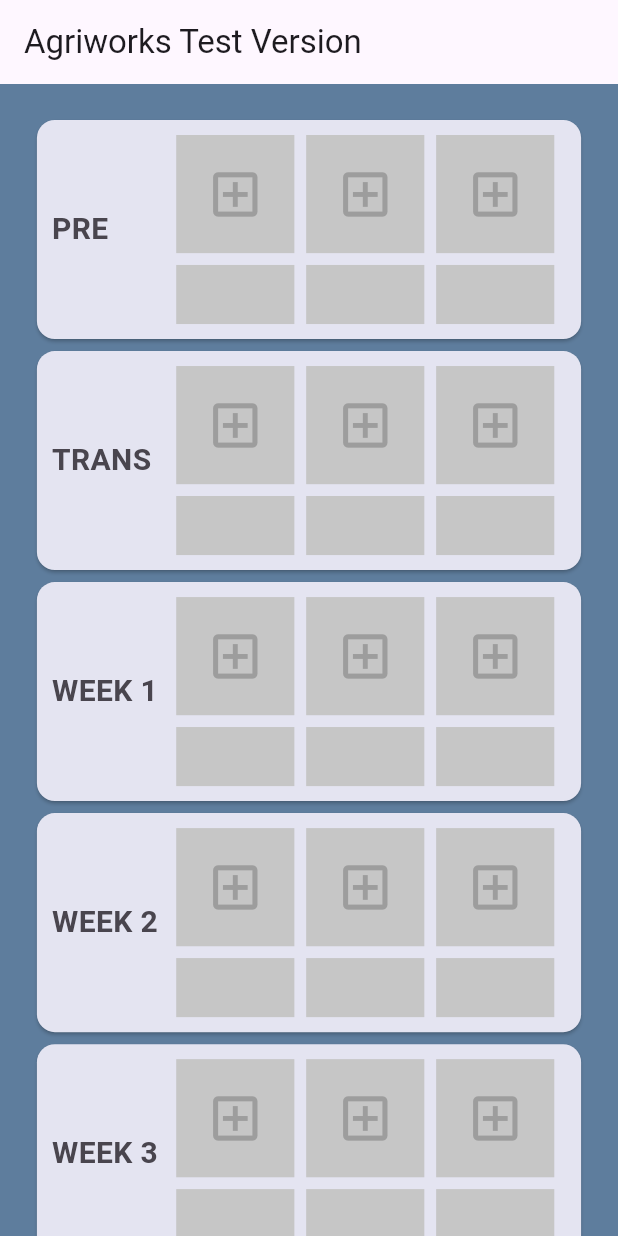
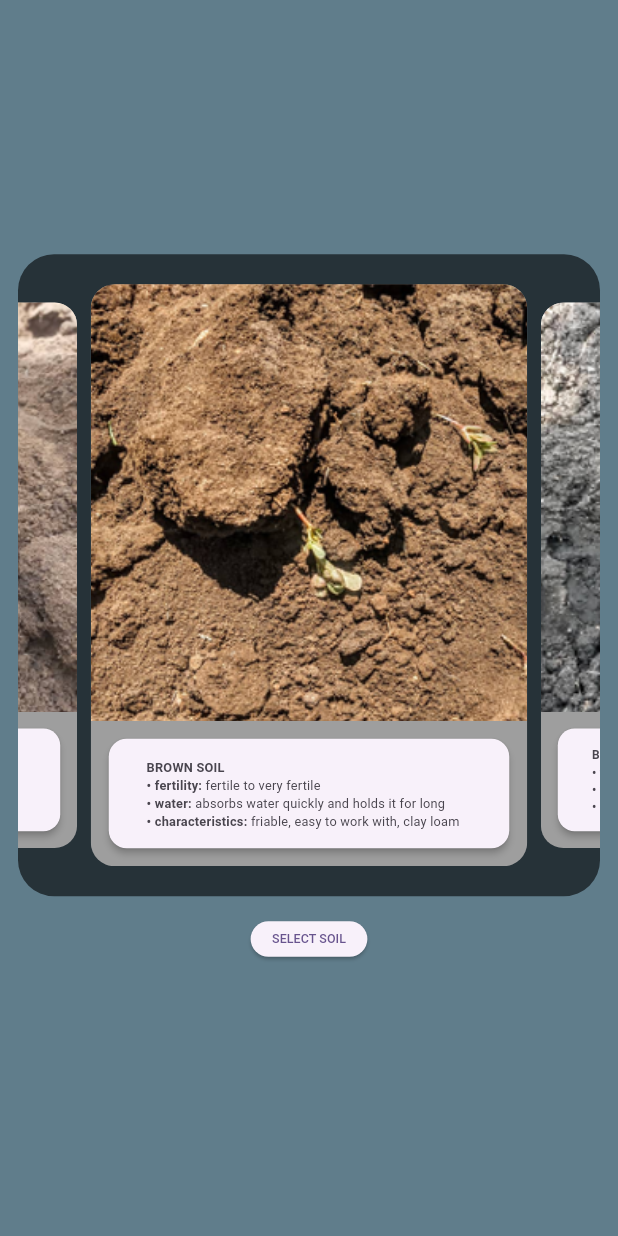
Before and after one commit to Luc1eSky/agriworx, a Flutter app: the screen it shows after launch, on a phone screen of 412 x 824 dp. Run offline on Flutter 3.47's test engine with Material 3 defaults, Android fonts, the phone set to English and light mode, and no system bars; drawn by our look-alikes of auto_size_text, carousel_slider; our stand-ins replace flutter_riverpod, freezed_annotation; generated files the repository leaves out were written again.

Commit message:
added soil selection screen and soil repository to keep track of selected soil

```diff
--- /dev/null
+++ b/lib/features/soil/data/possible_soils.dart
@@ -0,0 +1,114 @@
+import 'package:agriworx/features/soil/domain/soil.dart';
+import 'package:auto_size_text/auto_size_text.dart';
+import 'package:flutter/material.dart';
+
+/// list that holds all possible soils participants can choose from
+const List<Soil> possibleSoils = [
+  Soil(
+    name: 'grey soil',
+    colorDescription: 'grey to orange',
+    imageString: 'assets/pictures/grey_soil.png',
+    fertility: 'low to moderate',
+    waterAbsorbance: 'absorbs water quickly and dries quickly',
+    characteristics: 'sandy but holds water',
+  ),
+  Soil(
+    name: 'brown soil',
+    colorDescription: 'reddish to deep brown',
+    imageString: 'assets/pictures/brown_soil.png',
+    fertility: 'fertile to very fertile',
+    waterAbsorbance: 'absorbs water quickly and holds it for long',
+    characteristics: 'friable, easy to work with, clay loam',
+  ),
+  Soil(
+    name: 'black soil',
+    colorDescription: 'black',
+    imageString: 'assets/pictures/black_soil.png',
+    fertility: 'very fertile',
+    waterAbsorbance: 'absorbs water slowly but holds it for long',
+    characteristics: 'very sticky when wet, cracking clays',
+  ),
+];
+
+/// creates a list of widgets to display
+List<Widget> possibleSoilWidgets = possibleSoils.map((soil) {
+  return ClipRRect(
+    borderRadius: BorderRadius.circular(16),
+    child: Container(
+      color: Colors.grey,
+      child: Column(
+        children: [
+          AspectRatio(
+            aspectRatio: 1,
+            child: Image.asset(
+              soil.imageString,
+              fit: BoxFit.cover,
+            ),
+          ),
+          Expanded(
+            child: Padding(
+              padding: const EdgeInsets.all(8.0),
+              child: Card(
+                elevation: 2,
+                child: ListTile(
+                  // title: AutoSizeText(
+                  //   soil.name.toUpperCase(),
+                  //   maxLines: 1,
+                  //   minFontSize: 2,
+                  //   maxFontSize: 50,
+                  //   style: const TextStyle(
+                  //     fontWeight: FontWeight.bold,
+                  //   ),
+                  // ),
+                  subtitle: FittedBox(
+                    child: Padding(
+                      padding: const EdgeInsets.only(
+                        top: 8,
+                        bottom: 32,
+                      ),
+                      child: Column(
+                        crossAxisAlignment: CrossAxisAlignment.start,
+                        children: [
+                          AutoSizeText(
+                            soil.name.toUpperCase(),
+                            maxLines: 1,
+                            minFontSize: 2,
+                            maxFontSize: 50,
+                            style: const TextStyle(
+                              fontWeight: FontWeight.bold,
+                            ),
+                          ),
+                          AutoSizeText.rich(
+                            TextSpan(children: [
+                              const TextSpan(
+                                text: '\u2022 fertility: ',
+                                style: TextStyle(fontWeight: FontWeight.bold),
+                              ),
+                              TextSpan(text: '${soil.fertility}\n'),
+                              const TextSpan(
+                                text: '\u2022 water: ',
+                                style: TextStyle(fontWeight: FontWeight.bold),
+                              ),
+                              TextSpan(text: '${soil.waterAbsorbance}\n'),
+                              const TextSpan(
+                                text: '\u2022 characteristics: ',
+                                style: TextStyle(fontWeight: FontWeight.bold),
+                              ),
+                              TextSpan(text: soil.characteristics),
+                            ]),
+                            minFontSize: 2,
+                            maxFontSize: 50,
+                          ),
+                        ],
+                      ),
+                    ),
+                  ),
+                ),
+              ),
+            ),
+          ),
+        ],
+      ),
+    ),
+  );
+}).toList();
--- /dev/null
+++ b/lib/features/soil/data/soil_repository.dart
@@ -0,0 +1,34 @@
+import 'package:agriworx/features/fertilizer/domain/fertilizer_selection.dart';
+import 'package:flutter_riverpod/flutter_riverpod.dart';
+
+import '../domain/soil.dart';
+
+List<List<FertilizerSelection>> listOfEmptyLists = List<List<FertilizerSelection>>.filled(10, []);
+
+class SoilRepository extends Notifier<Soil?> {
+  //late final SharedPreferences _prefs;
+  //static const _startingLevelDataString = 'startingLevelData'; // key for storing data
+
+  @override
+  Soil? build() {
+    // Important: shared prefs need to be initialized
+    // before any function is called (done in main before app starts)
+    //_prefs = ref.watch(sharedPreferencesProvider);
+    // this will be overridden once loadDataFromMemory() is called
+    return null;
+  }
+
+  /// resets soil selection to null
+  void resetSoil() {
+    state = null;
+  }
+
+  /// select a specific soil
+  void selectSoil(soil) {
+    state = soil;
+  }
+}
+
+final soilRepositoryProvider = NotifierProvider<SoilRepository, Soil?>(() {
+  return SoilRepository();
+});
--- /dev/null
+++ b/lib/features/soil/domain/soil.dart
@@ -0,0 +1,20 @@
+import 'package:freezed_annotation/freezed_annotation.dart';
+
+part 'soil.freezed.dart';
+part 'soil.g.dart';
+
+/// class that holds all the info about the soil
+@freezed
+class Soil with _$Soil {
+  const factory Soil({
+    required String name,
+    //required Color color,
+    required String colorDescription,
+    required String imageString,
+    required String fertility,
+    required String waterAbsorbance,
+    required String characteristics,
+  }) = _Soil;
+
+  factory Soil.fromJson(Map<String, Object?> json) => _$SoilFromJson(json);
+}
--- /dev/null
+++ b/lib/features/soil/presentation/soil_selection_screen.dart
@@ -0,0 +1,51 @@
+import 'package:agriworx/features/soil/presentation/soil_selection_widget.dart';
+import 'package:flutter/material.dart';
+
+const double minWidthSoilSelectionWidget = 400;
+const double maxWidthSoilSelectionWidget = 700;
+const double aspectRatioSoilSelectionWidget = 4 / 5;
+
+/// screen that allows the participant to pick from a variety of soil types
+class SoilSelectionScreen extends StatelessWidget {
+  const SoilSelectionScreen({super.key});
+
+  @override
+  Widget build(BuildContext context) {
+    return Scaffold(
+      body: SafeArea(
+        child: Container(
+          color: Colors.blueGrey,
+          child: Center(
+            child: Padding(
+              padding: const EdgeInsets.symmetric(
+                horizontal: 12,
+                vertical: 24,
+              ),
+              child: ConstrainedBox(
+                constraints: const BoxConstraints(
+                  minWidth: minWidthSoilSelectionWidget,
+                  maxWidth: maxWidthSoilSelectionWidget,
+                ),
+                child: LayoutBuilder(builder: (context, constraints) {
+                  return constraints.maxHeight <=
+                          minWidthSoilSelectionWidget / aspectRatioSoilSelectionWidget
+                      ? const SingleChildScrollView(
+                          child: SizedBox(
+                            width: minWidthSoilSelectionWidget,
+                            child: SoilSelectionWidget(
+                              aspectRatio: aspectRatioSoilSelectionWidget,
+                            ),
+                          ),
+                        )
+                      : const SoilSelectionWidget(
+                          aspectRatio: aspectRatioSoilSelectionWidget,
+                        );
+                }),
+              ),
+            ),
+          ),
+        ),
+      ),
+    );
+  }
+}
--- /dev/null
+++ b/lib/features/soil/presentation/soil_selection_widget.dart
@@ -0,0 +1,90 @@
+import 'package:agriworx/features/soil/data/soil_repository.dart';
+import 'package:agriworx/game_screen.dart';
+import 'package:auto_size_text/auto_size_text.dart';
+import 'package:carousel_slider/carousel_slider.dart';
+import 'package:flutter/material.dart';
+import 'package:flutter_riverpod/flutter_riverpod.dart';
+
+import '../data/possible_soils.dart';
+
+/// selection widget with carousel and selection button
+class SoilSelectionWidget extends StatefulWidget {
+  const SoilSelectionWidget({
+    super.key,
+    required this.aspectRatio,
+  });
+
+  final double aspectRatio;
+
+  @override
+  State<SoilSelectionWidget> createState() => _SoilSelectionWidgetState();
+}
+
+class _SoilSelectionWidgetState extends State<SoilSelectionWidget> {
+  int _selectedIndex = 1;
+
+  @override
+  Widget build(BuildContext context) {
+    return AspectRatio(
+      aspectRatio: widget.aspectRatio,
+      child: Column(
+        mainAxisSize: MainAxisSize.min,
+        children: [
+          Container(
+            decoration: BoxDecoration(
+              color: Colors.blueGrey[900],
+              borderRadius: BorderRadius.circular(24),
+            ),
+            padding: const EdgeInsets.symmetric(vertical: 20),
+            child: CarouselSlider(
+              items: possibleSoilWidgets,
+              options: CarouselOptions(
+                aspectRatio: 1.0,
+                viewportFraction: 0.75,
+                initialPage: _selectedIndex,
+                enableInfiniteScroll: false,
+                enlargeCenterPage: true,
+                enlargeFactor: 0.2,
+                onPageChanged: (index, reason) {
+                  _selectedIndex = index;
+                },
+                scrollDirection: Axis.horizontal,
+                scrollPhysics: const BouncingScrollPhysics(),
+                //clipBehavior: Clip.none,
+              ),
+            ),
+          ),
+          const Spacer(),
+          Expanded(
+            flex: 2,
+            child: FittedBox(
+              child: Consumer(
+                builder: (context, ref, child) {
+                  return ElevatedButton(
+                    onPressed: () {
+                      final selectedSoil = possibleSoils[_selectedIndex];
+                      print('selected soil: $selectedSoil');
+                      ref.read(soilRepositoryProvider.notifier).selectSoil(selectedSoil);
+                      Navigator.of(context).push(
+                        MaterialPageRoute(
+                          builder: (context) {
+                            return const GameScreen();
+                          },
+                        ),
+                      );
+                    },
+                    child: const AutoSizeText(
+                      'SELECT SOIL',
+                      minFontSize: 0,
+                    ),
+                  );
+                },
+              ),
+            ),
+          ),
+          const Spacer(),
+        ],
+      ),
+    );
+  }
+}
--- a/lib/game_screen.dart
+++ b/lib/game_screen.dart
@@ -1,3 +1,4 @@
+import 'package:agriworx/features/soil/data/soil_repository.dart';
 import 'package:agriworx/style/color_palette.dart';
 import 'package:flutter/material.dart';
 import 'package:flutter_riverpod/flutter_riverpod.dart';
@@ -30,9 +31,12 @@ class GameScreen extends ConsumerWidget {
   Widget build(BuildContext context, WidgetRef ref) {
     final fertilizerData = ref.watch(fertilizerDataRepositoryProvider);
     final listOfSelectedFertilizers = fertilizerData.listOfSelectedFertilizers;
+
+    final selectedSoil = ref.watch(soilRepositoryProvider);
+
     return Scaffold(
       appBar: AppBar(
-        title: const Text('Agriworks Test Version'),
+        title: Text('Agriworks Test Version / soil: ${selectedSoil?.name}'),
       ),
       body: Container(
         color: ColorPalette().background,
--- a/lib/main.dart
+++ b/lib/main.dart
@@ -1,7 +1,7 @@
 import 'package:flutter/material.dart';
 import 'package:flutter_riverpod/flutter_riverpod.dart';
 
-import 'game_screen.dart';
+import 'features/soil/presentation/soil_selection_screen.dart';
 
 void main() {
   runApp(
@@ -23,7 +23,7 @@ class MyApp extends StatelessWidget {
         colorScheme: ColorScheme.fromSeed(seedColor: Colors.deepPurple),
         useMaterial3: true,
       ),
-      home: const GameScreen(),
+      home: const SoilSelectionScreen(), //const GameScreen(),
     );
   }
 }
```
Also changed, not shown: pubspec.yaml (+4 -3 lines), assets/pictures/black_soil.png (added), assets/pictures/brown_soil.png (added), assets/pictures/grey_soil.png (added), pubspec.lock.
